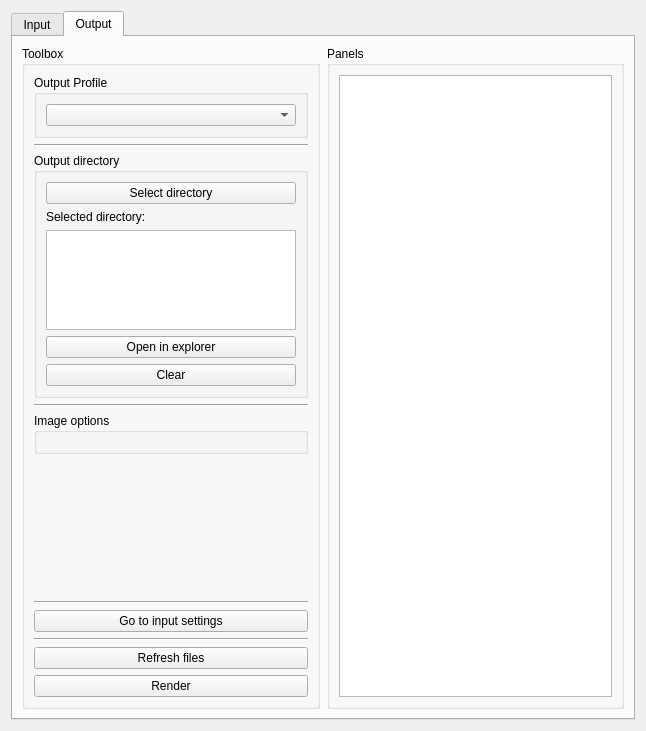
Before: the Qt Designer form widgets/project/project.ui in ShadobaDev/Platemaker-qt, drawn with Qt 5.
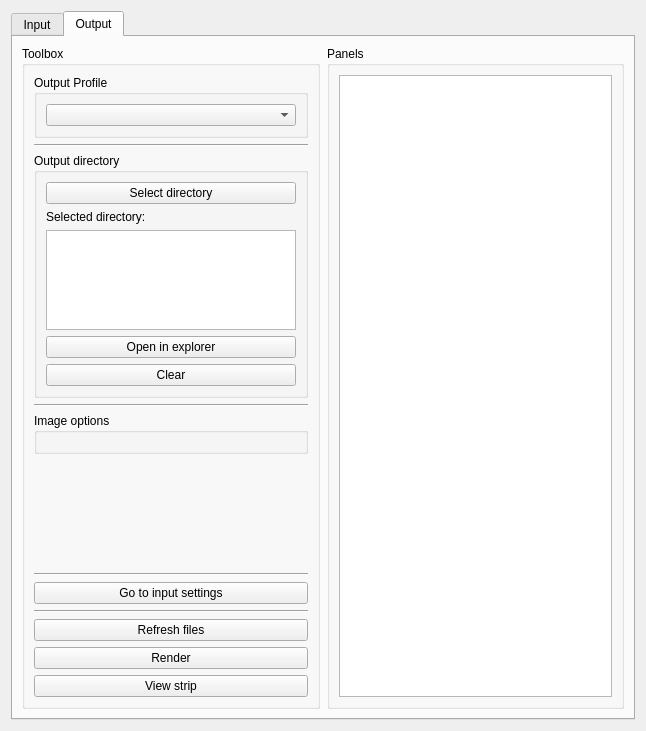
After: the same form once the commit is applied. The open tabs and pages were chosen to show the change.

Commit message: feat(strip-viewer): continuous rendered-strip viewer as a floating per-project dock

What changed in the file:
```diff
--- a/widgets/project/project.ui
+++ b/widgets/project/project.ui
@@ -535,6 +535,16 @@
             </property>
            </widget>
           </item>
+          <item>
+           <widget class="QPushButton" name="pushButtonViewStrip">
+            <property name="toolTip">
+             <string>Open the rendered slices as one continuous strip in a floating viewer.</string>
+            </property>
+            <property name="text">
+             <string>View strip</string>
+            </property>
+           </widget>
+          </item>
          </layout>
         </widget>
        </item>
```
The commit also changes 12 other files.
